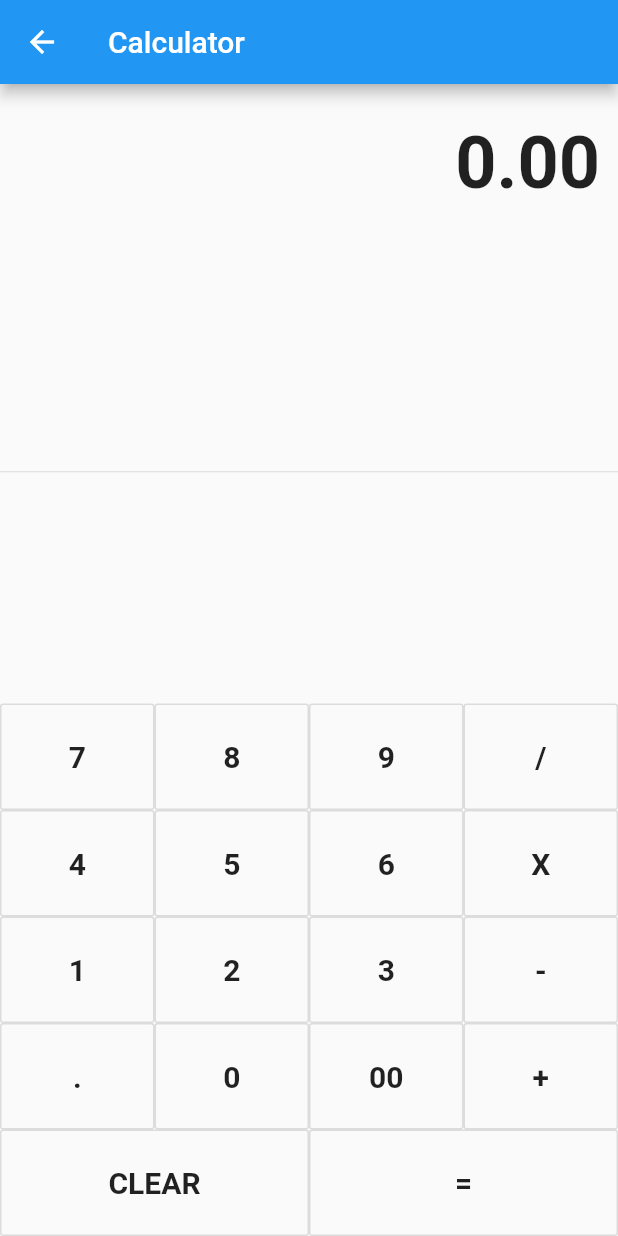
After one commit to Kajal5suthar/MCA-Project, a Flutter app: the CalculatorExample screen opened directly, item 2 of the bottom bar chosen, on a phone screen of 412 x 824 dp. The commit adds this screen. Run offline on Flutter 3.47's test engine with Material 2 defaults, Android fonts, the phone set to English and light mode, and no system bars; our stand-ins replace carousel_pro, flutter_rating, fluttertoast; missing offline and left inert: flutter_calendar.

Commit message:
calculator

```diff
--- /dev/null
+++ b/flutterexample/lib/calculator.dart
@@ -0,0 +1,135 @@
+import 'package:flutter/material.dart';
+
+class CalculatorExample extends StatefulWidget {
+  @override
+  State<StatefulWidget> createState() => CalculatorState();
+}
+
+class CalculatorState extends State<CalculatorExample> {
+  String output = "0";
+
+  String _output = "0";
+  double num1 = 0;
+  double num2 = 0;
+  String operand = "";
+
+  buttonPressed(String buttonText) {
+    if (buttonText == "CLEAR") {
+      _output = "0";
+      num1 = 0;
+      num2 = 0;
+      operand = "";
+    } else if (buttonText == "+" ||
+        buttonText == "-" ||
+        buttonText == "/" ||
+        buttonText == "X") {
+      num1 = double.parse(output);
+
+      operand = buttonText;
+
+      _output = "0";
+    } else if (buttonText == ".") {
+      if (_output.contains(".")) {
+        print("Already conatains a decimals");
+        return;
+      } else {
+        _output = _output + buttonText;
+      }
+    } else if (buttonText == "=") {
+      num2 = double.parse(output);
+
+      if (operand == "+") {
+        _output = (num1 + num2).toString();
+      }
+      if (operand == "-") {
+        _output = (num1 - num2).toString();
+      }
+      if (operand == "X") {
+        _output = (num1 * num2).toString();
+      }
+      if (operand == "/") {
+        _output = (num1 / num2).toString();
+      }
+
+      num1 = 0;
+      num2 = 0;
+      operand = "";
+    } else {
+      _output = _output + buttonText;
+    }
+    print(_output);
+
+    setState(() {
+      output = double.parse(_output).toStringAsFixed(2);
+    });
+  }
+
+  Widget buildButton(String buttonText) {
+    return new Expanded(
+      child: new OutlineButton(
+        padding: new EdgeInsets.all(24.0),
+        child: new Text(
+          buttonText,
+          style: TextStyle(fontSize: 20.0, fontWeight: FontWeight.bold),
+        ),
+        onPressed: () => buttonPressed(buttonText),
+      ),
+    );
+  }
+
+  @override
+  Widget build(BuildContext context) {
+    // TODO: implement build
+    return Scaffold(
+        appBar: new AppBar(
+          title: new Text('Calculator'),
+        ),
+        body: new Container(
+            child: new Column(
+          children: <Widget>[
+            new Container(
+                alignment: Alignment.centerRight,
+                padding:
+                    new EdgeInsets.symmetric(vertical: 24.0, horizontal: 12.0),
+                child: new Text(output,
+                    style: new TextStyle(
+                      fontSize: 48.0,
+                      fontWeight: FontWeight.bold,
+                    ))),
+            new Expanded(
+              child: new Divider(),
+            ),
+            new Column(children: [
+              new Row(children: [
+                buildButton("7"),
+                buildButton("8"),
+                buildButton("9"),
+                buildButton("/")
+              ]),
+              new Row(children: [
+                buildButton("4"),
+                buildButton("5"),
+                buildButton("6"),
+                buildButton("X")
+              ]),
+              new Row(children: [
+                buildButton("1"),
+                buildButton("2"),
+                buildButton("3"),
+                buildButton("-")
+              ]),
+              new Row(children: [
+                buildButton("."),
+                buildButton("0"),
+                buildButton("00"),
+                buildButton("+")
+              ]),
+              new Row(children: [
+                buildButton("CLEAR"),
+                buildButton("="),
+              ])
+            ])
+          ],
+        )));
+  }
+}
--- a/flutterexample/lib/raisbutton.dart
+++ b/flutterexample/lib/raisbutton.dart
@@ -1,4 +1,5 @@
 import 'package:flutter/material.dart';
+import 'package:flutterexample/calculator.dart';
 import 'package:flutterexample/calendar.dart';
 import 'package:flutterexample/checklist.dart';
 import 'package:flutterexample/dialog_box.dart';
@@ -543,6 +544,23 @@ class Rais_ButtonState extends State<Rais_Button> {
                                                                                 MaterialPageRoute(builder: (context) => SampleCalculator()));
                                                                           }),
                                                                     )),
+                                                                Expanded(
+                                                                    flex: 5,
+                                                                    child:
+                                                                        Container(
+                                                                      margin: EdgeInsets.only(
+                                                                          left:
+                                                                              5.0),
+                                                                      child: new RaisedButton(
+                                                                          padding: const EdgeInsets.all(9.0),
+                                                                          textColor: Colors.white,
+                                                                          color: Colors.green,
+                                                                          child: Text('calculater'),
+                                                                          onPressed: () {
+                                                                            Navigator.push(context,
+                                                                                MaterialPageRoute(builder: (context) => CalculatorExample()));
+                                                                          }),
+                                                                    )),
                                                               ]),
                                                         ]),
                                                   ]),
--- a/flutterexample/pubspec.yaml
+++ b/flutterexample/pubspec.yaml
@@ -21,6 +21,7 @@ dependencies:
   flutter_rating: ^0.0.2
   loadmore: ^1.0.2
   datetime_picker_formfield: ^0.1.8
+  flight_co2_calculator_flutter: ^0.0.1
     # The following adds the Cupertino Icons font to your application.
   # Use with the CupertinoIcons class for iOS style icons.
   cupertino_icons: ^0.1.2
```
